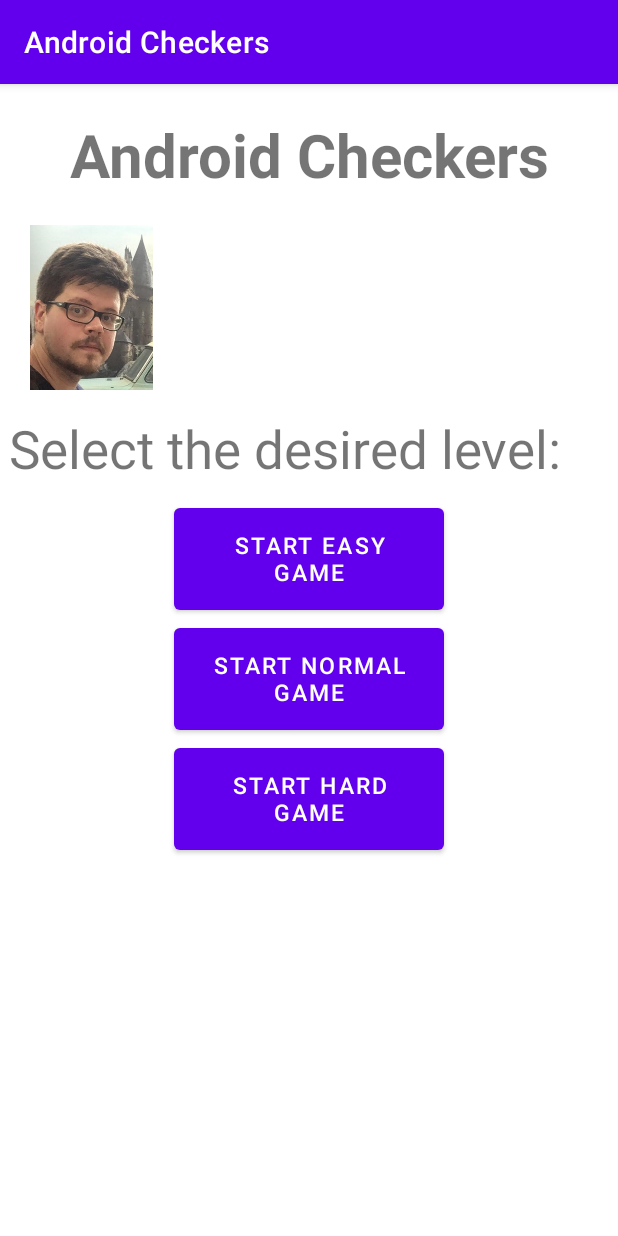
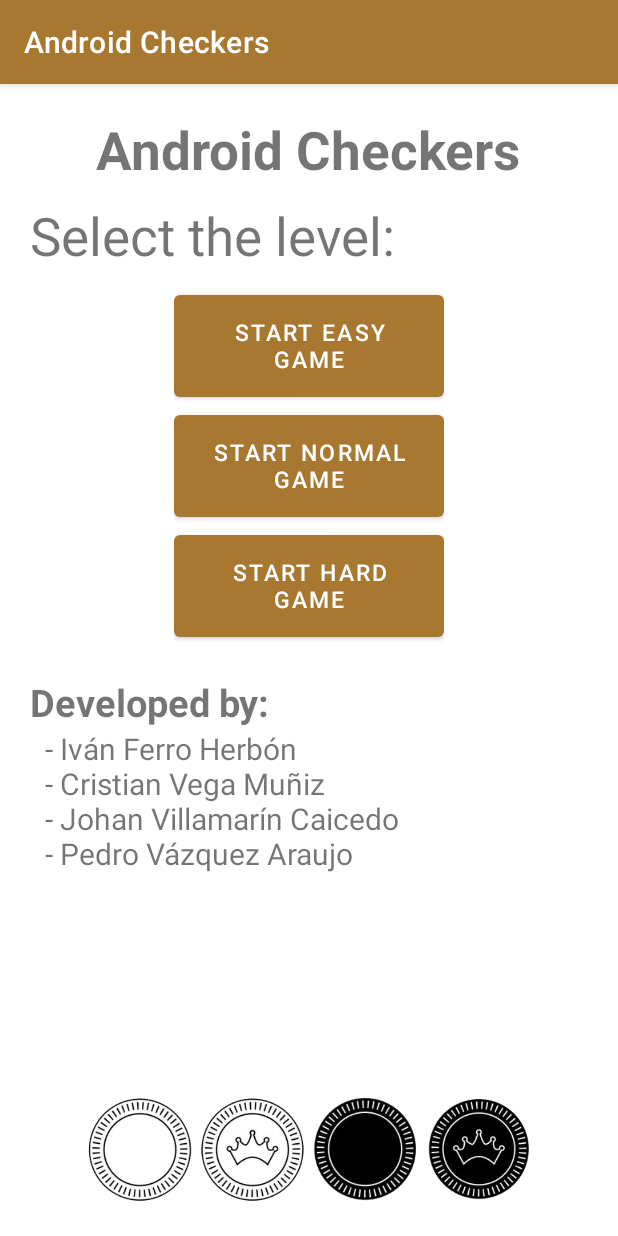
Before and after one commit to CristianVegaMuniz/PSIAndroidCheckers, an Android app: the screen it shows after launch (MainActivity), on a phone screen of 412 x 824 dp. Run offline under Robolectric (Android 15) with nearby library versions, the phone set to English and light mode, and no system bars.

Commit message:
Working on the UI

```diff
--- a/app/src/main/java/com/example/checkers/GameActivity.java
+++ b/app/src/main/java/com/example/checkers/GameActivity.java
@@ -1,5 +1,6 @@
 package com.example.checkers;
 
+import androidx.appcompat.app.ActionBar;
 import androidx.appcompat.app.AppCompatActivity;
 import android.app.AlertDialog;
 import android.content.Context;
@@ -51,6 +52,7 @@ public class GameActivity extends AppCompatActivity {
     protected void onCreate(Bundle savedInstanceState) {
         super.onCreate(savedInstanceState);
         setContentView(R.layout.activity_game);
+
         ia = new CheckersIA(checkersMap);
 
         blackKing = getResources().getDrawable(R.drawable.black_king);
--- a/app/src/main/res/layout/activity_main.xml
+++ b/app/src/main/res/layout/activity_main.xml
@@ -11,46 +11,31 @@
         android:layout_height="match_parent">
 
         <TextView
-            android:layout_width="match_parent"
+            android:layout_width="wrap_content"
             android:layout_height="wrap_content"
             android:id="@+id/tvTitle"
             android:text="@string/app_name"
-            android:textSize="40sp"
+            android:textSize="35sp"
             android:textStyle="bold"
-            android:gravity="center"
+            android:layout_centerHorizontal="true"
             android:layout_marginTop="20dp"/>
-
-        <RelativeLayout
-            android:id="@+id/teamPics"
-            android:layout_width="match_parent"
-            android:layout_height="wrap_content"
-            android:layout_below="@id/tvTitle">
-
-            <ImageView
-                android:id="@+id/imgTeam1"
-                android:layout_width="122dp"
-                android:layout_height="110dp"
-                android:layout_marginTop="20dp"
-                app:srcCompat="@drawable/sin_t_tulo"/>
-
-        </RelativeLayout>
 
         <TextView
             android:id="@+id/tvLevelInfo"
-            android:layout_marginTop="15dp"
-            android:layout_marginLeft="5dp"
-            android:layout_below="@id/teamPics"
+            android:layout_below="@id/tvTitle"
             android:layout_width="wrap_content"
             android:layout_height="wrap_content"
-            android:gravity="center"
+            android:layout_marginLeft="20dp"
+            android:layout_marginTop="10dp"
             android:text="@string/select_level"
             android:textSize="35sp" />
 
         <RelativeLayout
             android:id="@+id/btnLevels"
             android:layout_marginTop="10dp"
+            android:layout_centerHorizontal="true"
             android:layout_below="@id/tvLevelInfo"
-            android:layout_width="match_parent"
+            android:layout_width="wrap_content"
             android:layout_height="wrap_content">
 
             <Button
@@ -87,6 +72,65 @@
 
         </RelativeLayout>
 
+        <RelativeLayout
+            android:id="@+id/about"
+            android:layout_below="@id/btnLevels"
+            android:layout_width="wrap_content"
+            android:layout_marginTop="20dp"
+            android:layout_marginLeft="20dp"
+            android:layout_height="wrap_content">
+
+            <TextView
+                android:id="@+id/tvAbout"
+                android:layout_width="wrap_content"
+                android:layout_height="wrap_content"
+                android:text="Developed by:"
+                android:textStyle="bold"
+                android:textSize="25sp" />
+            <TextView
+                android:id="@+id/tvAbout2"
+                android:layout_below="@id/tvAbout"
+                android:layout_width="wrap_content"
+                android:layout_height="wrap_content"
+                android:layout_marginLeft="10dp"
+                android:text="- Iván Ferro Herbón\n- Cristian Vega Muñiz\n- Johan Villamarín Caicedo\n- Pedro Vázquez Araujo"
+                android:textSize="20sp" />
+
+        </RelativeLayout>
+
+        <RelativeLayout
+            android:layout_width="wrap_content"
+            android:layout_height="wrap_content"
+            android:layout_alignParentBottom="true"
+            android:layout_centerHorizontal="true"
+            android:layout_marginBottom="20dp">
+
+            <ImageView
+                android:id="@+id/img1"
+                android:layout_width="75dp"
+                android:layout_height="75dp"
+                app:srcCompat="@drawable/white"/>
+            <ImageView
+                android:id="@+id/img2"
+                android:layout_width="75dp"
+                android:layout_height="75dp"
+                android:layout_toRightOf="@+id/img1"
+                app:srcCompat="@drawable/white_king"/>
+            <ImageView
+                android:id="@+id/img3"
+                android:layout_width="75dp"
+                android:layout_height="75dp"
+                android:layout_toRightOf="@id/img2"
+                app:srcCompat="@drawable/black"/>
+            <ImageView
+                android:id="@+id/img4"
+                android:layout_width="75dp"
+                android:layout_height="75dp"
+                android:layout_toRightOf="@id/img3"
+                app:srcCompat="@drawable/black_king"/>
+
+        </RelativeLayout>
+
     </RelativeLayout>
 
 </androidx.constraintlayout.widget.ConstraintLayout>
--- a/app/src/main/res/values-night/themes.xml
+++ b/app/src/main/res/values-night/themes.xml
@@ -2,8 +2,8 @@
     <!-- Base application theme. -->
     <style name="Theme.Checkers" parent="Theme.MaterialComponents.DayNight.DarkActionBar">
         <!-- Primary brand color. -->
-        <item name="colorPrimary">@color/purple_200</item>
-        <item name="colorPrimaryVariant">@color/purple_700</item>
+        <item name="colorPrimary">@color/background2</item>
+        <item name="colorPrimaryVariant">@color/background1</item>
         <item name="colorOnPrimary">@color/black</item>
         <!-- Secondary brand color. -->
         <item name="colorSecondary">@color/teal_200</item>
--- a/app/src/main/res/values/colors.xml
+++ b/app/src/main/res/values/colors.xml
@@ -10,7 +10,7 @@
     <color name="green">#26D12D</color>
     <color name="blue">#0633B8</color>
     <color name="red">#D50A1B</color>
-    <color name="background1">#A87831</color>
-    <color name="background2">#53360B</color>
+    <color name="background1">#53360B</color>
+    <color name="background2">#A87831</color>
     <color name="background3">#171715</color>
 </resources>
--- a/app/src/main/res/values/strings.xml
+++ b/app/src/main/res/values/strings.xml
@@ -7,5 +7,5 @@
     <string name="start_easy_game">Start Easy Game</string>
     <string name="start_normal_game">Start Normal Game</string>
     <string name="start_hard_game">Start Hard Game</string>
-    <string name="select_level">Select the desired level:</string>
+    <string name="select_level">Select the level:</string>
 </resources>
--- a/app/src/main/res/values/themes.xml
+++ b/app/src/main/res/values/themes.xml
@@ -2,8 +2,8 @@
     <!-- Base application theme. -->
     <style name="Theme.Checkers" parent="Theme.MaterialComponents.DayNight.DarkActionBar">
         <!-- Primary brand color. -->
-        <item name="colorPrimary">@color/purple_500</item>
-        <item name="colorPrimaryVariant">@color/purple_700</item>
+        <item name="colorPrimary">@color/background2</item>
+        <item name="colorPrimaryVariant">@color/background1</item>
         <item name="colorOnPrimary">@color/white</item>
         <!-- Secondary brand color. -->
         <item name="colorSecondary">@color/teal_200</item>
```
